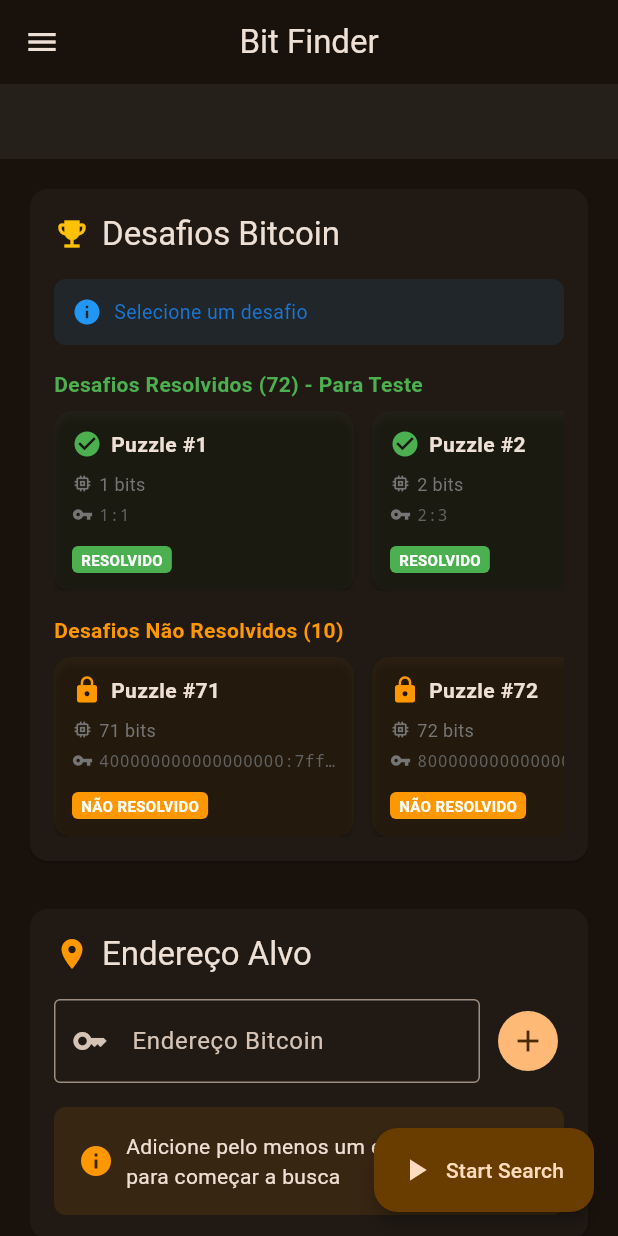
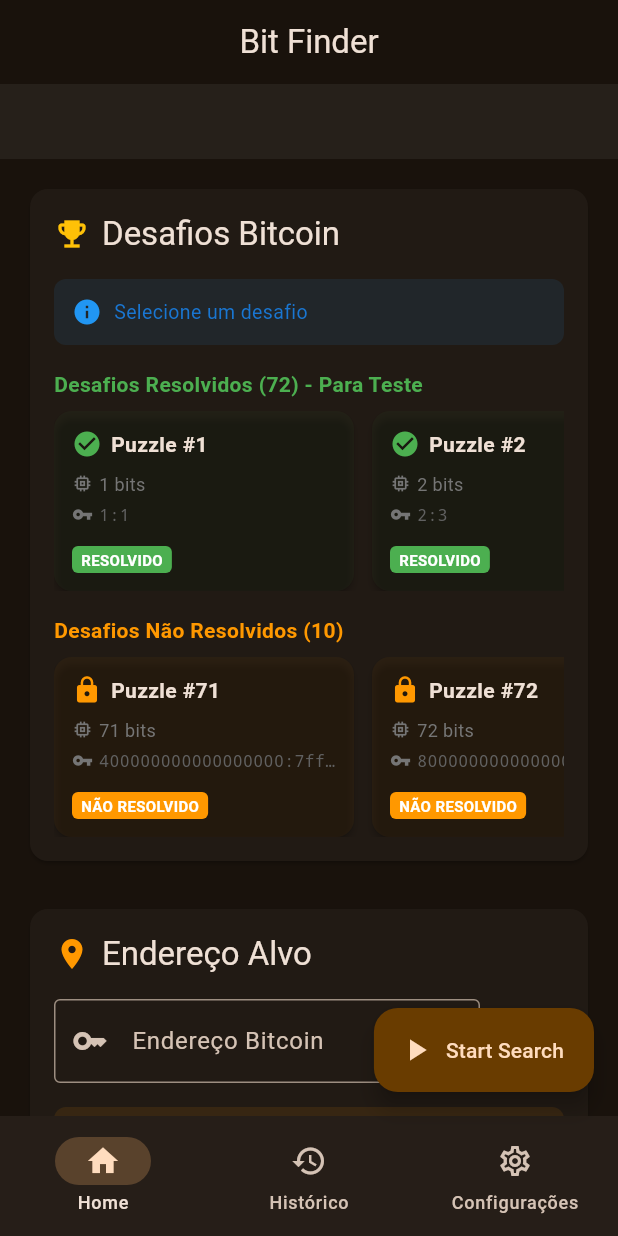
Before and after one commit to Natusm1981/bitfinder-main, a Flutter app: the KeyFinderScreen screen opened directly, on a phone screen of 412 x 824 dp. Run offline on Flutter 3.47's test engine with Material 3 defaults, Android fonts, the phone set to English and light mode, and no system bars; our stand-ins replace google_mobile_ads, package_info_plus, shared_preferences, vibration, wakelock_plus; missing offline and left inert: pointycastle; accounts and stored records are empty; network calls fail.

Commit message:
Add thermal monitoring localization and update UI components for navigation and settings

```diff
--- a/lib/l10n/app_localizations.dart
+++ b/lib/l10n/app_localizations.dart
@@ -91,6 +91,28 @@
   String get sequential =>
       _localizedValues[locale.languageCode]!['sequential']!;
   String get random => _localizedValues[locale.languageCode]!['random']!;
+  String get temperature =>
+      _localizedValues[locale.languageCode]!['temperature']!;
+  String get thermalState =>
+      _localizedValues[locale.languageCode]!['thermal_state']!;
+  String get temperatureMonitor =>
+      _localizedValues[locale.languageCode]!['temperature_monitor']!;
+  String get untested => _localizedValues[locale.languageCode]!['untested']!;
+  String get tested => _localizedValues[locale.languageCode]!['tested']!;
+  String get unavailable =>
+      _localizedValues[locale.languageCode]!['unavailable']!;
+  String thermalStatusLabel(int status) {
+    final key = switch (status) {
+      1 => 'thermal_light',
+      2 => 'thermal_moderate',
+      3 => 'thermal_severe',
+      4 => 'thermal_critical',
+      5 => 'thermal_emergency',
+      6 => 'thermal_shutdown',
+      _ => 'thermal_normal',
+    };
+    return _localizedValues[locale.languageCode]![key]!;
+  }
 
   // Challenges
   String get selectChallenge =>
@@ -425,6 +447,19 @@
       'search_mode': 'Modo de busca',
       'sequential': 'Sequencial',
       'random': 'Aleatório',
+      'temperature': 'Temperatura',
+      'thermal_state': 'Estado térmico',
+      'temperature_monitor': 'Monitor de temperatura',
+      'untested': 'Não testado',
+      'tested': 'Testado',
+      'unavailable': 'Indisponível',
+      'thermal_normal': 'Normal',
+      'thermal_light': 'Leve',
+      'thermal_moderate': 'Moderado',
+      'thermal_severe': 'Severo',
+      'thermal_critical': 'Crítico',
+      'thermal_emergency': 'Emergência',
+      'thermal_shutdown': 'Desligamento',
 
       'select_challenge': 'Selecione um desafio',
       'solved': 'Resolvido',
@@ -609,6 +644,19 @@
       'search_mode': 'Search mode',
       'sequential': 'Sequential',
       'random': 'Random',
+      'temperature': 'Temperature',
+      'thermal_state': 'Thermal state',
+      'temperature_monitor': 'Temperature monitor',
+      'untested': 'Untested',
+      'tested': 'Tested',
+      'unavailable': 'Unavailable',
+      'thermal_normal': 'Normal',
+      'thermal_light': 'Light',
+      'thermal_moderate': 'Moderate',
+      'thermal_severe': 'Severe',
+      'thermal_critical': 'Critical',
+      'thermal_emergency': 'Emergency',
+      'thermal_shutdown': 'Shutdown',
 
       'select_challenge': 'Select a challenge',
       'solved': 'Solved',
@@ -788,6 +836,19 @@
       'search_mode': 'Modo de búsqueda',
       'sequential': 'Secuencial',
       'random': 'Aleatorio',
+      'temperature': 'Temperatura',
+      'thermal_state': 'Estado térmico',
+      'temperature_monitor': 'Monitor de temperatura',
+      'untested': 'No probado',
+      'tested': 'Probado',
+      'unavailable': 'No disponible',
+      'thermal_normal': 'Normal',
+      'thermal_light': 'Leve',
+      'thermal_moderate': 'Moderado',
+      'thermal_severe': 'Severo',
+      'thermal_critical': 'Crítico',
+      'thermal_emergency': 'Emergencia',
+      'thermal_shutdown': 'Apagado',
 
       'select_challenge': 'Seleccione un desafío',
       'solved': 'Resuelto',
--- a/lib/screens/key_finder_screen.dart
+++ b/lib/screens/key_finder_screen.dart
@@ -36,6 +36,7 @@
   Timer? _statusUpdateTimer;
   WalletChallenge? _selectedChallenge;
   String? _lastSyncedConfig;
+  int _selectedNavigationIndex = 0;
 
   @override
   void initState() {
@@ -154,7 +155,7 @@
     return SafeArea(
       child: Scaffold(
         appBar: AppBar(
-          title: const Text('Bit Finder'),
+          title: Text(_navigationTitle(context)),
           centerTitle: true,
 
           // actions: [
@@ -188,14 +189,57 @@
           //   ),
           // ],
         ),
-        drawer: _buildDrawer(context),
-        floatingActionButton: Consumer<KeyFinderProvider>(
-          builder:
-              (context, provider, child) =>
-                  _buildSearchFloatingActionButton(provider),
+        floatingActionButton:
+            _selectedNavigationIndex == 0
+                ? Consumer<KeyFinderProvider>(
+                  builder:
+                      (context, provider, child) =>
+                          _buildSearchFloatingActionButton(provider),
+                )
+                : null,
+        floatingActionButtonLocation: FloatingActionButtonLocation.endFloat,
+        bottomNavigationBar: NavigationBar(
+          selectedIndex: _selectedNavigationIndex,
+          onDestinationSelected:
+              (index) => setState(() => _selectedNavigationIndex = index),
+          destinations: [
+            NavigationDestination(
+              icon: const Icon(Icons.home_outlined),
+              selectedIcon: const Icon(Icons.home),
+              label: 'Home',
+            ),
+            NavigationDestination(
+              icon: const Icon(Icons.history_outlined),
+              selectedIcon: const Icon(Icons.history),
+              label: AppLocalizations.of(context).history,
+            ),
+            NavigationDestination(
+              icon: const Icon(Icons.settings_outlined),
+              selectedIcon: const Icon(Icons.settings),
+              label: AppLocalizations.of(context).settings,
+            ),
+          ],
         ),
-        floatingActionButtonLocation: FloatingActionButtonLocation.endFloat,
-        body: Column(
+        body:
+            _selectedNavigationIndex == 0
+                ? _buildHomeTab(propaganda)
+                : _selectedNavigationIndex == 1
+                ? const HistoryScreen(showAppBar: false)
+                : const SettingsScreen(showAppBar: false),
+      ),
+    );
+  }
+
+  String _navigationTitle(BuildContext context) {
+    return switch (_selectedNavigationIndex) {
+      1 => AppLocalizations.of(context).history,
+      2 => AppLocalizations.of(context).settings,
+      _ => 'Bit Finder',
+    };
+  }
+
+  Widget _buildHomeTab(BannerAdWidget propaganda) {
+    return Column(
           children: [
             // Espaço reservado para banner ad
             Container(
@@ -274,13 +318,7 @@
                                     color: Colors.green,
                                   ),
                                   onPressed: () {
-                                    Navigator.push(
-                                      context,
-                                      MaterialPageRoute(
-                                        builder:
-                                            (context) => const HistoryScreen(),
-                                      ),
-                                    );
+                                    setState(() => _selectedNavigationIndex = 1);
                                   },
                                   tooltip: 'Ver Histórico',
                                 ),
@@ -303,9 +341,7 @@
               ),
             ),
           ],
-        ),
-      ),
-    );
+        );
   }
 
   Widget _buildSearchFloatingActionButton(KeyFinderProvider provider) {
@@ -893,12 +929,7 @@
                         ),
                         TextButton(
                           onPressed: () {
-                            Navigator.push(
-                              context,
-                              MaterialPageRoute(
-                                builder: (context) => const SettingsScreen(),
-                              ),
-                            );
+                            setState(() => _selectedNavigationIndex = 2);
                           },
                           child: Text(AppLocalizations.of(context).settings),
                         ),
@@ -993,10 +1024,17 @@
                     AppLocalizations.of(context).elapsed,
                     status.timeFormatted,
                   ),
-                  _buildStatusRow('Temperatura', status.temperatureFormatted),
                   _buildStatusRow(
-                    'Estado termico',
-                    status.thermalStatusFormatted,
+                    AppLocalizations.of(context).temperature,
+                    status.batteryTemperatureCelsius == null
+                        ? AppLocalizations.of(context).unavailable
+                        : '${status.batteryTemperatureCelsius!.toStringAsFixed(1)} °C',
+                  ),
+                  _buildStatusRow(
+                    AppLocalizations.of(context).thermalState,
+                    AppLocalizations.of(
+                      context,
+                    ).thermalStatusLabel(status.thermalStatus),
                   ),
                   const SizedBox(height: 16),
                   _buildTemperatureChart(provider.temperatureHistory),
@@ -1045,7 +1083,7 @@
               const Icon(Icons.thermostat, size: 18, color: Colors.deepOrange),
               const SizedBox(width: 6),
               Text(
-                'Monitor de temperatura',
+                AppLocalizations.of(context).temperatureMonitor,
                 style: Theme.of(context).textTheme.titleSmall,
               ),
               const Spacer(),
@@ -1419,6 +1457,7 @@
     Vibration.cancel();
   }
 
+  // ignore: unused_element
   Widget _buildDrawer(BuildContext context) {
     return Drawer(
       child: ListView(
```
Also changed, not shown: lib/models/key_search_types.dart (+0 -24 lines), lib/screens/history_screen.dart (+36 -39 lines), lib/screens/settings_screen.dart (+7 -2 lines), lib/widgets/keyspace_heatmap.dart (+11 -12 lines), lib/widgets/progress_heatmap.dart (+10 -54 lines).
